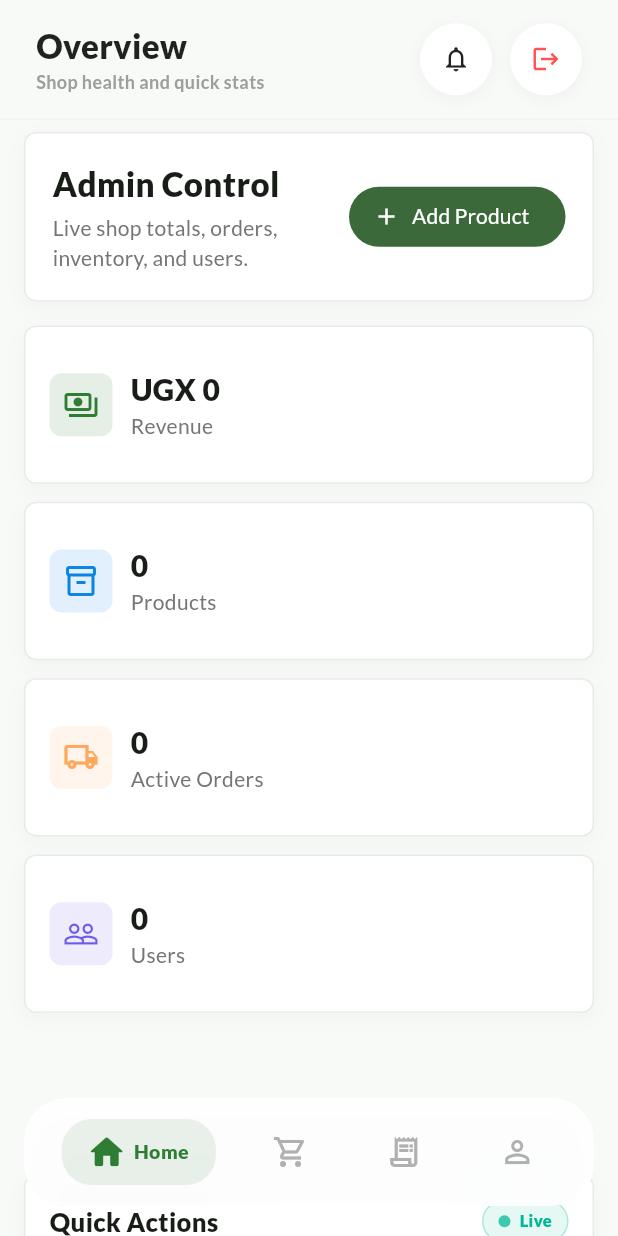
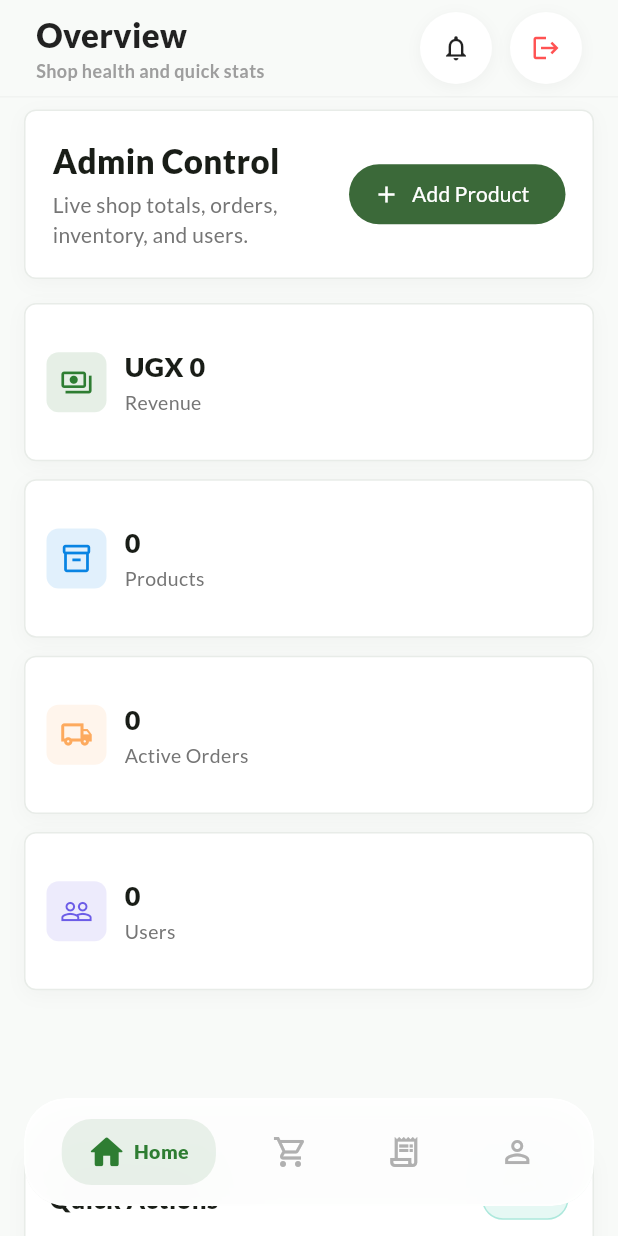
Before and after one commit to ladsontech/ezerfreh, a Flutter app: the EzerHeaderScaffold screen opened by its route, on a phone screen of 412 x 824 dp. Run offline on Flutter 3.47's test engine with Material 3 defaults, Android fonts, the phone set to English and light mode, and no system bars; our stand-ins replace cached_network_image, cloud_firestore, firebase_auth, firebase_core, firebase_messaging, firebase_storage and 7 more; accounts and stored records are empty.

Commit message:
feat: implement admin dashboard and reusable header scaffold for management views

```diff
--- a/lib/src/presentation/features/admin/views/admin_dashboard_view.dart
+++ b/lib/src/presentation/features/admin/views/admin_dashboard_view.dart
@@ -61,7 +61,7 @@
                 crossAxisCount: columns,
                 mainAxisSpacing: 12,
                 crossAxisSpacing: 12,
-                childAspectRatio: columns == 1 ? 3.6 : 2.2,
+                childAspectRatio: columns == 1 ? 3.6 : 2.0,
                 children: [
                   _MetricCard(
                     label: 'Revenue',
@@ -245,7 +245,7 @@
                   crossAxisCount: columns,
                   mainAxisSpacing: 10,
                   crossAxisSpacing: 10,
-                  childAspectRatio: columns == 4 ? 2.5 : 1.8,
+                  childAspectRatio: columns == 4 ? 2.5 : 2.0,
                   children: [
                     _MetricCard(
                       label: 'Total',
@@ -386,23 +386,24 @@
   @override
   Widget build(BuildContext context) {
     return Container(
-      padding: const EdgeInsets.all(16),
+      padding: const EdgeInsets.symmetric(horizontal: 14, vertical: 12),
       decoration: _panelDecoration(),
       child: Row(
         children: [
           Container(
-            width: 42,
-            height: 42,
+            width: 40,
+            height: 40,
             decoration: BoxDecoration(
               color: color.withValues(alpha: 0.12),
               borderRadius: BorderRadius.circular(8),
             ),
-            child: Icon(icon, color: color),
+            child: Icon(icon, color: color, size: 22),
           ),
           const SizedBox(width: 12),
           Expanded(
             child: Column(
               mainAxisAlignment: MainAxisAlignment.center,
+              mainAxisSize: MainAxisSize.min,
               crossAxisAlignment: CrossAxisAlignment.start,
               children: [
                 Text(
@@ -410,15 +411,19 @@
                   maxLines: 1,
                   overflow: TextOverflow.ellipsis,
                   style: GoogleFonts.lato(
-                    fontSize: 20,
+                    fontSize: 18,
                     fontWeight: FontWeight.w900,
                   ),
                 ),
+                const SizedBox(height: 2),
                 Text(
                   label,
                   maxLines: 1,
                   overflow: TextOverflow.ellipsis,
-                  style: GoogleFonts.lato(color: Colors.grey[600]),
+                  style: GoogleFonts.lato(
+                    fontSize: 13,
+                    color: Colors.grey[600],
+                  ),
                 ),
               ],
             ),
--- a/lib/src/presentation/widgets/ezer_header_scaffold.dart
+++ b/lib/src/presentation/widgets/ezer_header_scaffold.dart
@@ -23,7 +23,7 @@
     return Scaffold(
       backgroundColor: const Color(0xFFF8FAF8),
       appBar: PreferredSize(
-        preferredSize: const Size.fromHeight(80),
+        preferredSize: const Size.fromHeight(90),
         child: Container(
           decoration: BoxDecoration(
             color: const Color(0xFFF8FAF8),
@@ -38,10 +38,13 @@
                   Expanded(
                     child: Column(
                       mainAxisAlignment: MainAxisAlignment.center,
+                      mainAxisSize: MainAxisSize.min,
                       crossAxisAlignment: CrossAxisAlignment.start,
                       children: [
                         Text(
                           title,
+                          maxLines: 1,
+                          overflow: TextOverflow.ellipsis,
                           style: GoogleFonts.lato(
                             fontSize: 22,
                             fontWeight: FontWeight.w900,
@@ -50,6 +53,8 @@
                         ),
                         Text(
                           subtitle,
+                          maxLines: 1,
+                          overflow: TextOverflow.ellipsis,
                           style: GoogleFonts.lato(
                             color: Colors.grey[500],
                             fontSize: 12,
```
